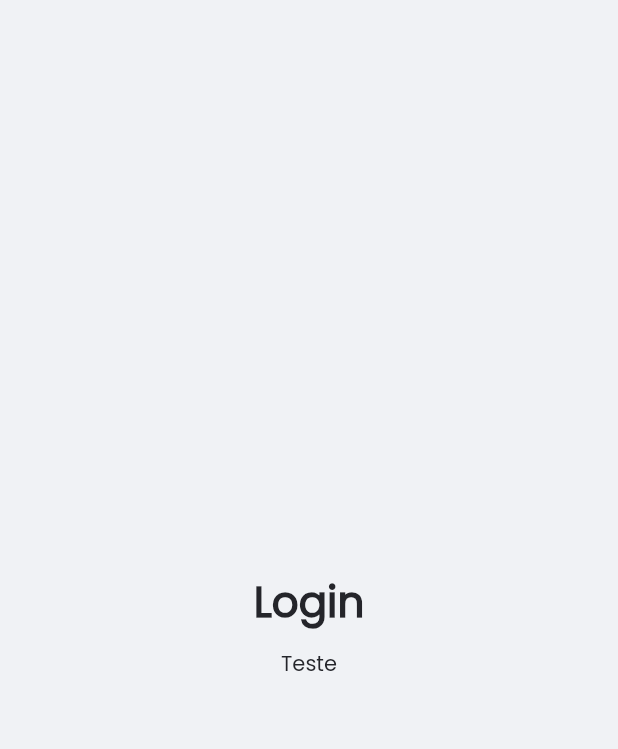
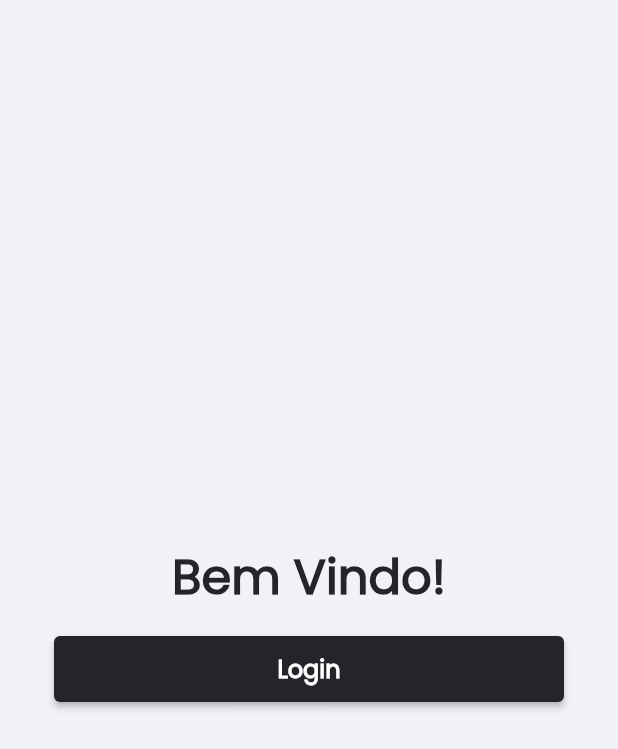
Before and after one commit to LeandroLBBernardes/login-page, a Flutter app: the screen it shows after launch, on a phone screen of 412 x 824 dp. Shown: the top 749 px of the screen. Run offline on Flutter 3.47's test engine with Material 2 defaults, Android fonts, the phone set to English and light mode, and no system bars; our stand-ins replace go_router, hexcolor; generated files the repository leaves out were written again.

Commit message:
feat: componentizando botao

```diff
--- /dev/null
+++ b/lib/constants/enums/styles/button_types_enum.dart
@@ -0,0 +1,10 @@
+import 'package:login_page/constants/enums/styles/colors_enum.dart';
+
+enum ButtonType {
+  primary(color: ColorStyles.black),
+  danger(color: ColorStyles.red);
+
+  const ButtonType({required this.color});
+
+  final ColorStyles color;
+}
--- a/lib/l10n/app_en.arb
+++ b/lib/l10n/app_en.arb
@@ -1,4 +1,5 @@
 {
     "language": "english",
-    "login": "Login"
+    "login": "Bem Vindo!",
+    "login_button": "Login"
 }
--- a/lib/l10n/app_pt.arb
+++ b/lib/l10n/app_pt.arb
@@ -1,4 +1,5 @@
 {
     "language": "português",
-    "login": "Login"
+    "login": "Bem vindo!",
+    "login_button": "Login"
 }
--- a/lib/screens/login_screen.dart
+++ b/lib/screens/login_screen.dart
@@ -1,6 +1,8 @@
 import 'package:flutter/material.dart';
 import 'package:login_page/widgets/text_heading1.dart';
 import 'package:flutter_gen/gen_l10n/app_localizations.dart';
+
+import '../widgets/button_default.dart';
 
 class LoginScreen extends StatefulWidget {
   const LoginScreen({Key? key}) : super(key: key);
@@ -11,19 +13,21 @@ class LoginScreen extends StatefulWidget {
 
 class LoginScreenState extends State<LoginScreen> {
 
-
   @override
   Widget build(BuildContext context) {
     return Scaffold(
       body: Padding(
-        padding: const EdgeInsets.all(32),
+        padding: const EdgeInsets.all(36),
         child: Center(
           child: Column(
             mainAxisAlignment: MainAxisAlignment.center,
             crossAxisAlignment: CrossAxisAlignment.center,
             children: [
               TextH1(title: AppLocalizations.of(context)!.login),
-              const Text('Teste')
+              DefaultButton(
+                text: AppLocalizations.of(context)!.login_button,
+                action: (){}
+              )
             ],
           ),
         )
--- /dev/null
+++ b/lib/widgets/button_default.dart
@@ -0,0 +1,48 @@
+import 'package:flutter/material.dart';
+import 'package:hexcolor/hexcolor.dart';
+import 'package:login_page/constants/enums/styles/button_types_enum.dart';
+
+class DefaultButton extends StatelessWidget {
+  final String text;
+  final Function() action;
+  final ButtonType buttonType;
+
+  const DefaultButton({
+    Key? key,
+    required this.text,
+    required this.action,
+    this.buttonType = ButtonType.primary
+  }) : super(key: key);
+
+  @override
+  Widget build(BuildContext context) {
+    var sizedScreen = MediaQuery.of(context).size.width;
+
+    return Column(
+      children: [
+        const SizedBox(height: 5,),
+        SizedBox(
+          height: 44,
+          width: sizedScreen,
+          child: ElevatedButton(
+            style: ButtonStyle(
+              backgroundColor: MaterialStatePropertyAll<Color>(
+                HexColor(buttonType.color.hexCode)
+              ),
+            ),
+            onPressed: action,
+            child: Text(
+              text,
+              style: const TextStyle(
+                fontSize: 16,
+                fontWeight: FontWeight.w600,
+                color: Colors.white
+              ),
+            )
+          ),
+        ),
+        const SizedBox(height: 5,)
+      ],
+    );
+  }
+}
--- a/lib/widgets/text_heading1.dart
+++ b/lib/widgets/text_heading1.dart
@@ -17,7 +17,7 @@ class TextH1 extends StatelessWidget {
           title,
           style: const TextStyle(
             fontWeight: FontWeight.bold,
-            fontSize: 28
+            fontSize: 32
           ),
         ),
         const SizedBox(height: 10,)
```
